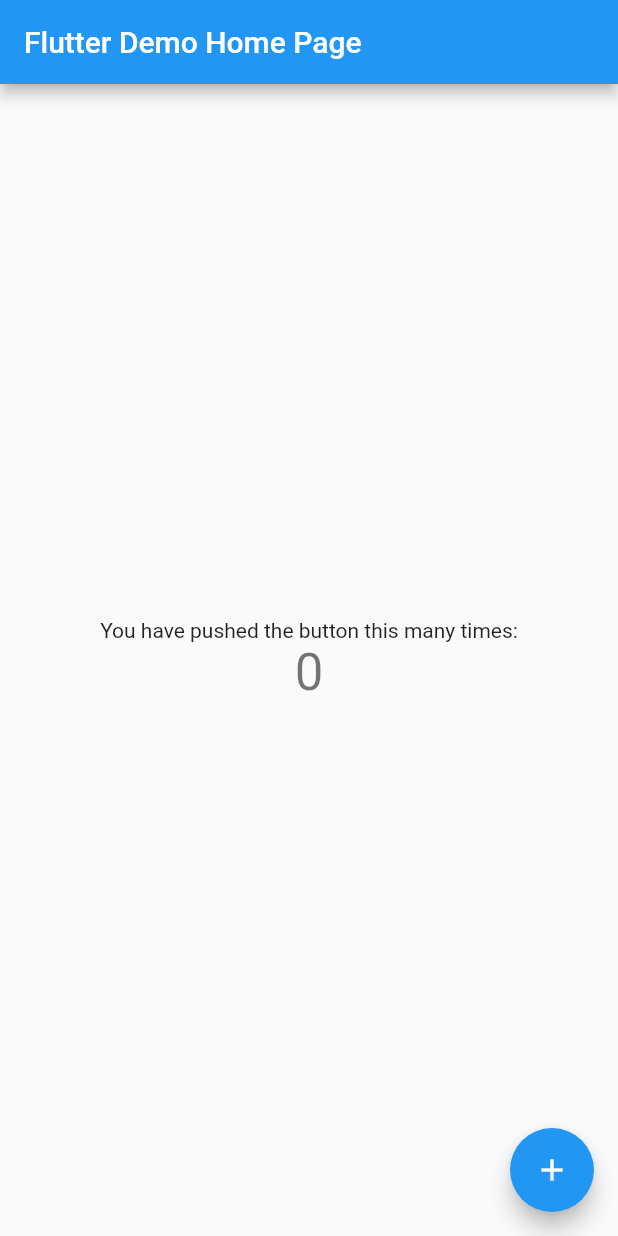
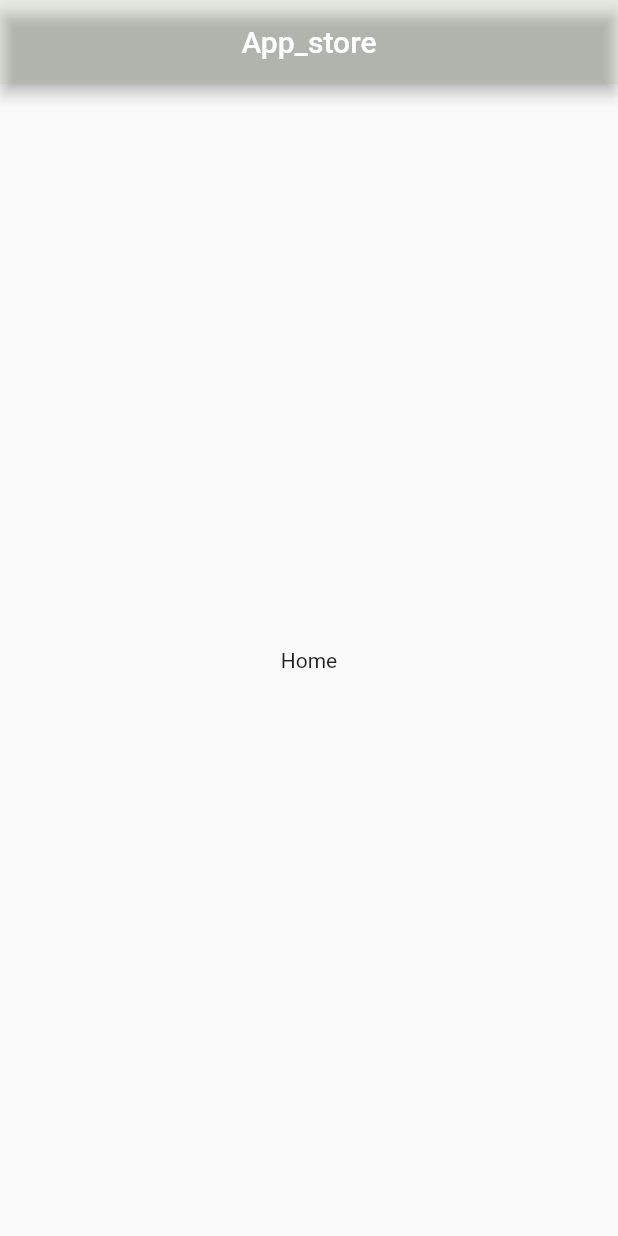
Before and after one commit to nxt1211/app_store, a Flutter app: the screen it shows after launch, on a phone screen of 412 x 824 dp. Run offline on Flutter 3.47's test engine with Material 2 defaults, Android fonts, the light colour scheme and no system bars.

Commit message:
update home

```diff
--- a/lib/main.dart
+++ b/lib/main.dart
@@ -1,115 +1,25 @@
+
+
 import 'package:flutter/material.dart';
 
 void main() {
-  runApp(const MyApp());
+  runApp(MaterialApp(home: Home()));
 }
 
-class MyApp extends StatelessWidget {
-  const MyApp({Key? key}) : super(key: key);
+class Home extends StatelessWidget {
+  const Home({Key? key}) : super(key: key);
 
-  // This widget is the root of your application.
   @override
   Widget build(BuildContext context) {
-    return MaterialApp(
-      title: 'Flutter Demo',
-      theme: ThemeData(
-        // This is the theme of your application.
-        //
-        // Try running your application with "flutter run". You'll see the
-        // application has a blue toolbar. Then, without quitting the app, try
-        // changing the primarySwatch below to Colors.green and then invoke
-        // "hot reload" (press "r" in the console where you ran "flutter run",
-        // or simply save your changes to "hot reload" in a Flutter IDE).
-        // Notice that the counter didn't reset back to zero; the application
-        // is not restarted.
-        primarySwatch: Colors.blue,
-      ),
-      home: const MyHomePage(title: 'Flutter Demo Home Page'),
+    return Scaffold(
+      appBar: AppBar(
+          title: Text('App_store'),
+          centerTitle: true,
+          backgroundColor: Color.fromARGB(25, 141, 175, 100)),
+      body: Center(
+        child: Text('Home')
+      ,)
+
     );
   }
 }
-
-class MyHomePage extends StatefulWidget {
-  const MyHomePage({Key? key, required this.title}) : super(key: key);
-
-  // This widget is the home page of your application. It is stateful, meaning
-  // that it has a State object (defined below) that contains fields that affect
-  // how it looks.
-
-  // This class is the configuration for the state. It holds the values (in this
-  // case the title) provided by the parent (in this case the App widget) and
-  // used by the build method of the State. Fields in a Widget subclass are
-  // always marked "final".
-
-  final String title;
-
-  @override
-  State<MyHomePage> createState() => _MyHomePageState();
-}
-
-class _MyHomePageState extends State<MyHomePage> {
-  int _counter = 0;
-
-  void _incrementCounter() {
-    setState(() {
-      // This call to setState tells the Flutter framework that something has
-      // changed in this State, which causes it to rerun the build method below
-      // so that the display can reflect the updated values. If we changed
-      // _counter without calling setState(), then the build method would not be
-      // called again, and so nothing would appear to happen.
-      _counter++;
-    });
-  }
-
-  @override
-  Widget build(BuildContext context) {
-    // This method is rerun every time setState is called, for instance as done
-    // by the _incrementCounter method above.
-    //
-    // The Flutter framework has been optimized to make rerunning build methods
-    // fast, so that you can just rebuild anything that needs updating rather
-    // than having to individually change instances of widgets.
-    return Scaffold(
-      appBar: AppBar(
-        // Here we take the value from the MyHomePage object that was created by
-        // the App.build method, and use it to set our appbar title.
-        title: Text(widget.title),
-      ),
-      body: Center(
-        // Center is a layout widget. It takes a single child and positions it
-        // in the middle of the parent.
-        child: Column(
-          // Column is also a layout widget. It takes a list of children and
-          // arranges them vertically. By default, it sizes itself to fit its
-          // children horizontally, and tries to be as tall as its parent.
-          //
-          // Invoke "debug painting" (press "p" in the console, choose the
-          // "Toggle Debug Paint" action from the Flutter Inspector in Android
-          // Studio, or the "Toggle Debug Paint" command in Visual Studio Code)
-          // to see the wireframe for each widget.
-          //
-          // Column has various properties to control how it sizes itself and
-          // how it positions its children. Here we use mainAxisAlignment to
-          // center the children vertically; the main axis here is the vertical
-          // axis because Columns are vertical (the cross axis would be
-          // horizontal).
-          mainAxisAlignment: MainAxisAlignment.center,
-          children: <Widget>[
-            const Text(
-              'You have pushed the button this many times:',
-            ),
-            Text(
-              '$_counter',
-              style: Theme.of(context).textTheme.headline4,
-            ),
-          ],
-        ),
-      ),
-      floatingActionButton: FloatingActionButton(
-        onPressed: _incrementCounter,
-        tooltip: 'Increment',
-        child: const Icon(Icons.add),
-      ), // This trailing comma makes auto-formatting nicer for build methods.
-    );
-  }
-}
```
